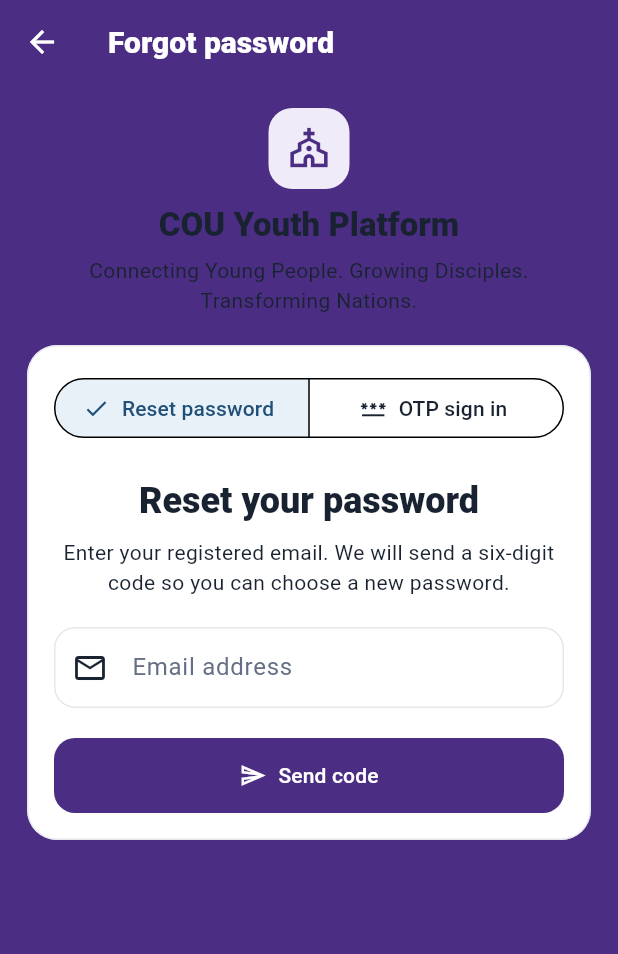
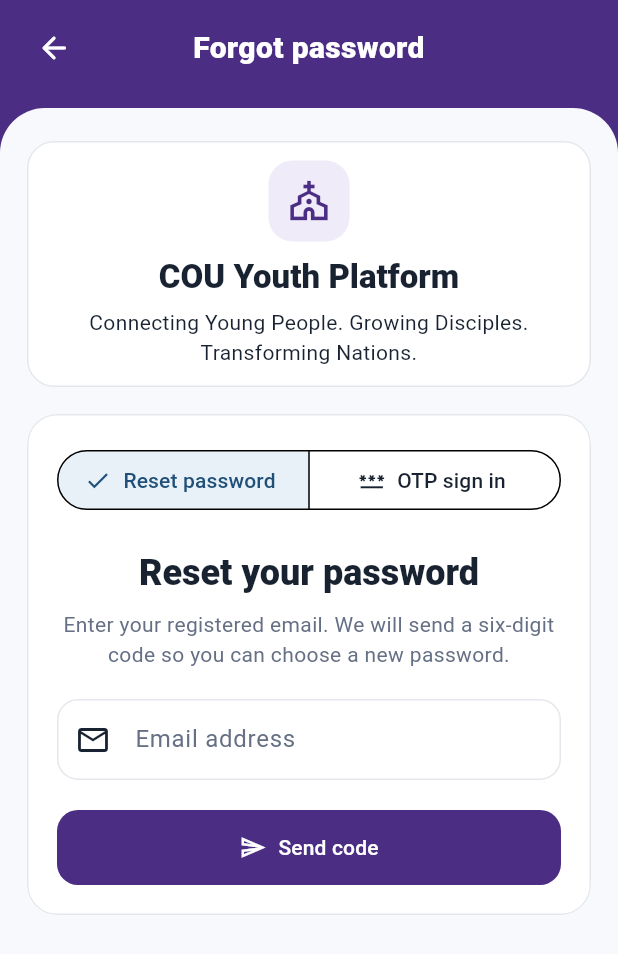
Before and after one commit to Engwaksken/cou-youth-flutter, a Flutter app: the AuthRecoveryScreen screen opened directly with empty values, on a phone screen of 412 x 824 dp. Shown: the top 954 px of the screen. Run offline on Flutter 3.47's test engine with Material 3 defaults, Android fonts, the phone set to English and light mode, and no system bars; our stand-ins replace firebase_core, firebase_messaging, flutter_secure_storage; accounts and stored records are empty; network calls fail.

Commit message:
Redesign authentication recovery flow

```diff
--- a/lib/screens/auth_recovery_screen.dart
+++ b/lib/screens/auth_recovery_screen.dart
@@ -1,6 +1,7 @@
 import 'package:flutter/material.dart';
 
 import '../core/api/api_client.dart';
+import '../core/theme/app_colors.dart';
 import '../services/auth_recovery_service.dart';
 import '../widgets/brand_header.dart';
 
@@ -160,21 +161,63 @@ class _AuthRecoveryScreenState extends State<AuthRecoveryScreen> {
   @override
   Widget build(BuildContext context) {
     return Scaffold(
-      appBar: AppBar(
-        title: Text(_otpMode ? 'Sign in with code' : 'Forgot password'),
+      backgroundColor: AppColors.primary,
+      body: SafeArea(
+        child: Column(
+          children: [
+            Padding(
+              padding: const EdgeInsets.fromLTRB(12, 8, 12, 16),
+              child: Row(
+                children: [
+                  IconButton(
+                    tooltip: 'Back',
+                    onPressed: () => Navigator.of(context).maybePop(),
+                    icon: const Icon(Icons.arrow_back_rounded, color: Colors.white),
                   ),
-      body: SafeArea(
+                  Expanded(
+                    child: Text(
+                      _otpMode ? 'Sign in with code' : 'Forgot password',
+                      textAlign: TextAlign.center,
+                      style: const TextStyle(
+                        color: Colors.white,
+                        fontSize: 20,
+                        fontWeight: FontWeight.w800,
+                      ),
+                    ),
+                  ),
+                  const SizedBox(width: 48),
+                ],
+              ),
+            ),
+            Expanded(
+              child: Container(
+                width: double.infinity,
+                decoration: const BoxDecoration(
+                  color: AppColors.surfaceSoft,
+                  borderRadius: BorderRadius.vertical(top: Radius.circular(30)),
+                ),
                 child: Center(
                   child: ConstrainedBox(
                     constraints: const BoxConstraints(maxWidth: 540),
                     child: ListView(
-              padding: const EdgeInsets.fromLTRB(18, 16, 18, 28),
+                      padding: const EdgeInsets.fromLTRB(18, 22, 18, 30),
                       children: [
-                const BrandHeader(compact: true),
-                const SizedBox(height: 20),
+                        Container(
+                          padding: const EdgeInsets.symmetric(
+                            horizontal: 16,
+                            vertical: 12,
+                          ),
+                          decoration: BoxDecoration(
+                            color: Colors.white,
+                            borderRadius: BorderRadius.circular(18),
+                            border: Border.all(color: AppColors.border),
+                          ),
+                          child: const BrandHeader(compact: true),
+                        ),
+                        const SizedBox(height: 18),
                         Card(
                           child: Padding(
-                    padding: const EdgeInsets.all(18),
+                            padding: const EdgeInsets.all(20),
                             child: Column(
                               crossAxisAlignment: CrossAxisAlignment.stretch,
                               children: [
@@ -194,7 +237,8 @@ class _AuthRecoveryScreenState extends State<AuthRecoveryScreen> {
                                   selected: {_otpMode},
                                   onSelectionChanged: _busy
                                       ? null
-                              : (selection) => _switchMode(selection.first),
+                                      : (selection) =>
+                                          _switchMode(selection.first),
                                 ),
                                 const SizedBox(height: 22),
                                 Text(
@@ -205,7 +249,10 @@ class _AuthRecoveryScreenState extends State<AuthRecoveryScreen> {
                                   style: Theme.of(context)
                                       .textTheme
                                       .headlineSmall
-                              ?.copyWith(fontWeight: FontWeight.w800),
+                                      ?.copyWith(
+                                        color: AppColors.textPrimary,
+                                        fontWeight: FontWeight.w800,
+                                      ),
                                 ),
                                 const SizedBox(height: 8),
                                 Text(
@@ -213,6 +260,10 @@ class _AuthRecoveryScreenState extends State<AuthRecoveryScreen> {
                                       ? 'Request a secure one-time sign-in code sent to your registered email address.'
                                       : 'Enter your registered email. We will send a six-digit code so you can choose a new password.',
                                   textAlign: TextAlign.center,
+                                  style: const TextStyle(
+                                    color: AppColors.textSecondary,
+                                    height: 1.45,
+                                  ),
                                 ),
                                 const SizedBox(height: 20),
                                 if (_error != null) ...[
@@ -312,6 +363,7 @@ class _AuthRecoveryScreenState extends State<AuthRecoveryScreen> {
                                             height: 18,
                                             child: CircularProgressIndicator(
                                               strokeWidth: 2,
+                                              color: Colors.white,
                                             ),
                                           )
                                         : Icon(
@@ -342,7 +394,9 @@ class _AuthRecoveryScreenState extends State<AuthRecoveryScreen> {
                                               _passwordConfirmation.clear();
                                             });
                                           },
-                            child: const Text('Use a different email address'),
+                                    child: const Text(
+                                      'Use a different email address',
+                                    ),
                                   ),
                               ],
                             ),
@@ -351,6 +405,10 @@ class _AuthRecoveryScreenState extends State<AuthRecoveryScreen> {
                       ],
                     ),
                   ),
+                ),
+              ),
+            ),
+          ],
         ),
       ),
     );
@@ -371,10 +429,19 @@ class _StatusBox extends StatelessWidget {
       child: Container(
         padding: const EdgeInsets.all(12),
         decoration: BoxDecoration(
-          color: error ? scheme.errorContainer : scheme.primaryContainer,
+          color: error ? scheme.errorContainer : AppColors.primaryLight,
           borderRadius: BorderRadius.circular(12),
+          border: Border.all(
+            color: error ? scheme.error : AppColors.primary,
           ),
-        child: Text(text),
+        ),
+        child: Text(
+          text,
+          style: TextStyle(
+            color: error ? scheme.onErrorContainer : AppColors.primaryDark,
+            fontWeight: FontWeight.w600,
+          ),
+        ),
       ),
     );
   }
```
Lines whose indentation alone changed are shown as unchanged.
